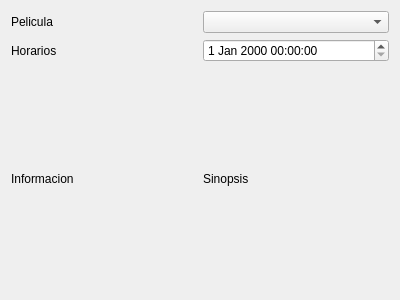
First picture: the form in Proyecto_Cine/horarios.ui, repository moyeta-tech/Cine, before the edit.
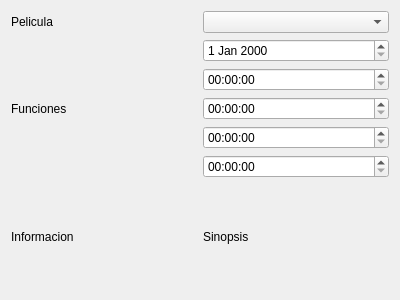
Second picture: the form after the edit.

Patch:
```diff
--- a/Proyecto_Cine/horarios.ui
+++ b/Proyecto_Cine/horarios.ui
@@ -16,27 +16,13 @@
   <layout class="QHBoxLayout" name="horizontalLayout">
    <item>
     <layout class="QGridLayout" name="gridLayout">
+     <item row="3" column="1">
+      <widget class="QTimeEdit" name="timeEdit_2"/>
+     </item>
      <item row="0" column="1">
       <widget class="QComboBox" name="comboBox"/>
      </item>
-     <item row="1" column="1">
-      <widget class="QDateTimeEdit" name="dateTimeEdit"/>
-     </item>
-     <item row="0" column="0">
-      <widget class="QLabel" name="label">
-       <property name="text">
-        <string>Pelicula</string>
-       </property>
-      </widget>
-     </item>
-     <item row="1" column="0">
-      <widget class="QLabel" name="label_2">
-       <property name="text">
-        <string>Horarios</string>
-       </property>
-      </widget>
-     </item>
-     <item row="2" column="0">
+     <item row="6" column="0">
       <widget class="QLabel" name="label_3">
        <property name="text">
         <string>Informacion</string>
@@ -44,12 +30,38 @@
       </widget>
      </item>
      <item row="2" column="1">
+      <widget class="QTimeEdit" name="timeEdit"/>
+     </item>
+     <item row="5" column="1">
+      <widget class="QTimeEdit" name="timeEdit_3"/>
+     </item>
+     <item row="0" column="0">
+      <widget class="QLabel" name="label">
+       <property name="text">
+        <string>Pelicula</string>
+       </property>
+      </widget>
+     </item>
+     <item row="6" column="1">
       <widget class="QLabel" name="label_4">
        <property name="text">
         <string>Sinopsis</string>
        </property>
       </widget>
      </item>
+     <item row="1" column="1">
+      <widget class="QDateEdit" name="dateEdit"/>
+     </item>
+     <item row="4" column="1">
+      <widget class="QTimeEdit" name="timeEdit_4"/>
+     </item>
+     <item row="1" column="0" rowspan="5">
+      <widget class="QLabel" name="label_2">
+       <property name="text">
+        <string>Funciones</string>
+       </property>
+      </widget>
+     </item>
     </layout>
    </item>
   </layout>
```
Left out of the diff: 2 changed lines with no effect on the pictures.
